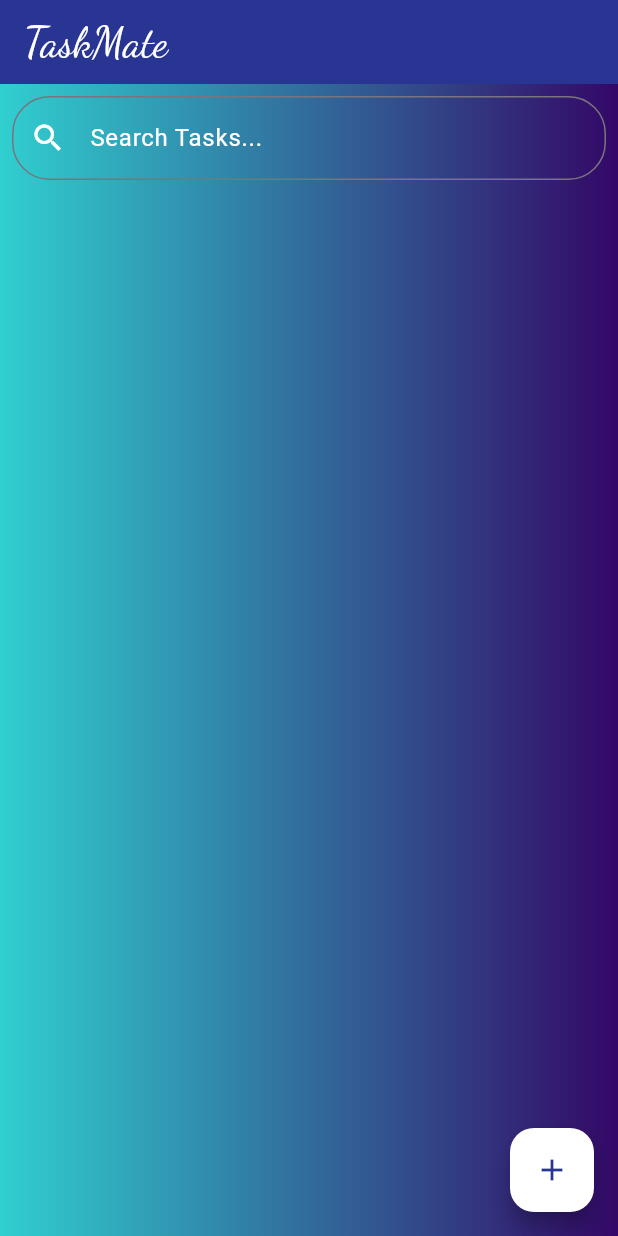
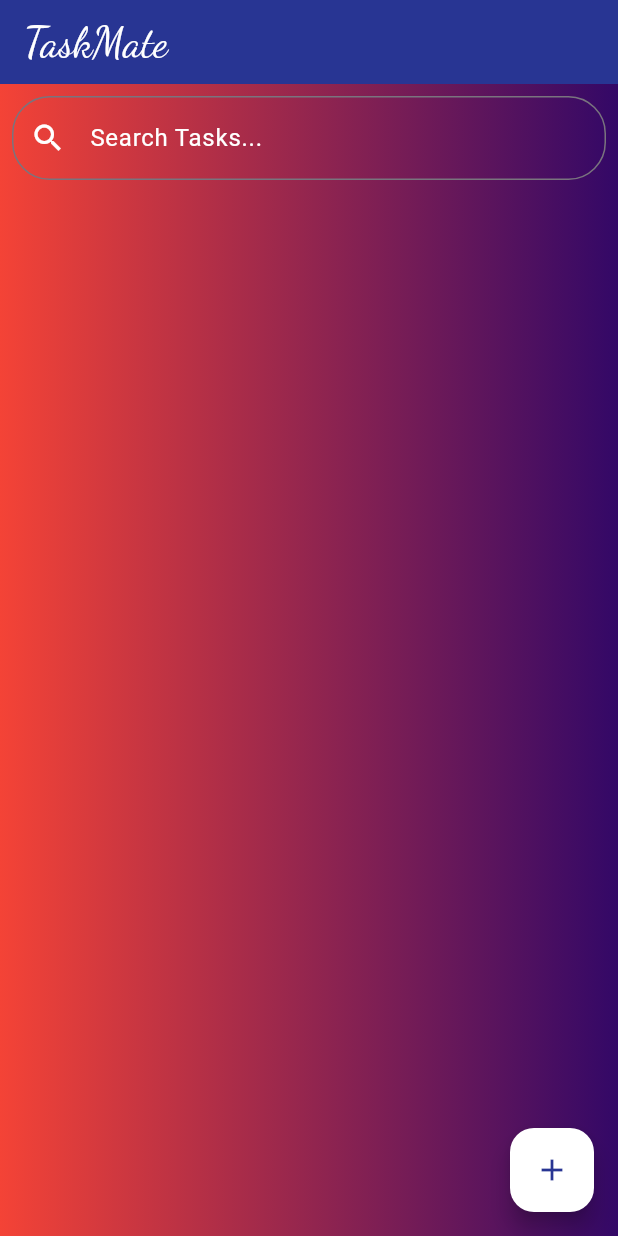
Before and after one commit to Shailesh2003-arch/TaskMate-Flutter_app, a Flutter app: the screen it shows after launch, on a phone screen of 412 x 824 dp. Run offline on Flutter 3.47's test engine with Material 3 defaults, Android fonts, the phone set to English and light mode, and no system bars; our stand-ins replace shared_preferences.

```diff
--- a/lib/main.dart
+++ b/lib/main.dart
@@ -180,7 +180,7 @@ class _ToDoListScreenState extends State<ToDoListScreen> {
         decoration: BoxDecoration(
           gradient: LinearGradient(
             colors: [
-              Color(0xff30cfd0),
+              Colors.red,
               Color(0xff330867),
             ],
           ),
```
